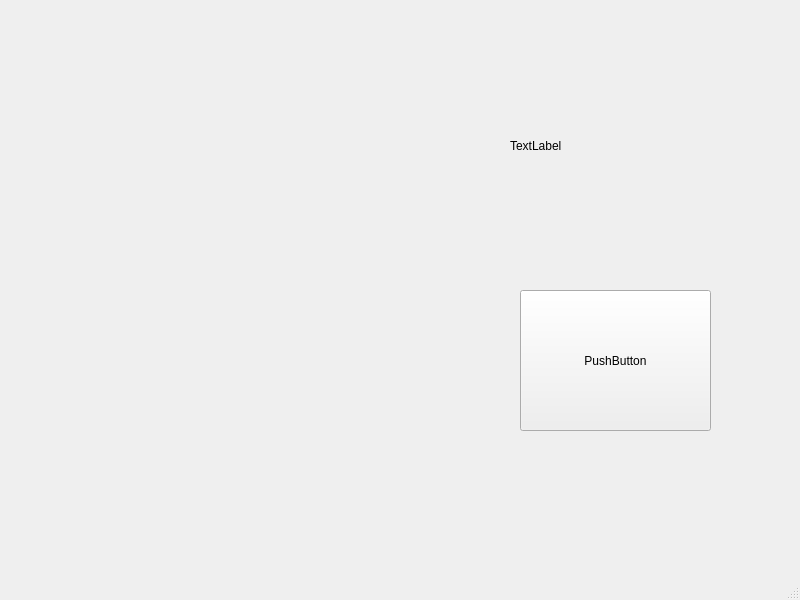
Before: the Qt Designer form MainWindow.ui in University-of-Utah-CS3505/a9-edu-app-ahuo2003, drawn with Qt 5.
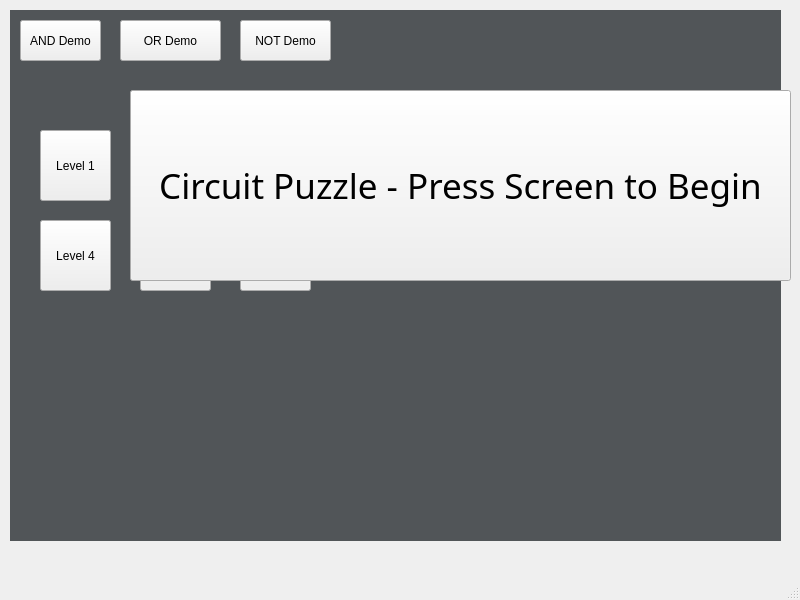
After: the same form once the commit is applied. Custom widgets are drawn as their Qt base class.

The edit to the form file:
```diff
--- a/MainWindow.ui
+++ b/MainWindow.ui
@@ -13,41 +13,300 @@
   <property name="windowTitle">
    <string>MainWindow</string>
   </property>
+  <property name="autoFillBackground">
+   <bool>true</bool>
+  </property>
   <widget class="QWidget" name="centralwidget">
    <widget class="SceneWidget" name="widget" native="true">
     <property name="geometry">
      <rect>
-      <x>40</x>
-      <y>50</y>
-      <width>421</width>
-      <height>401</height>
+      <x>10</x>
+      <y>10</y>
+      <width>771</width>
+      <height>531</height>
      </rect>
     </property>
+    <property name="palette">
+     <palette>
+      <active>
+       <colorrole role="Mid">
+        <brush brushstyle="SolidPattern">
+         <color alpha="255">
+          <red>85</red>
+          <green>85</green>
+          <blue>127</blue>
+         </color>
+        </brush>
+       </colorrole>
+       <colorrole role="BrightText">
+        <brush brushstyle="SolidPattern">
+         <color alpha="255">
+          <red>15</red>
+          <green>39</green>
+          <blue>255</blue>
+         </color>
+        </brush>
+       </colorrole>
+       <colorrole role="Window">
+        <brush brushstyle="SolidPattern">
+         <color alpha="255">
+          <red>81</red>
+          <green>85</green>
+          <blue>88</blue>
+         </color>
+        </brush>
+       </colorrole>
+       <colorrole role="Highlight">
+        <brush brushstyle="SolidPattern">
+         <color alpha="255">
+          <red>255</red>
+          <green>0</green>
+          <blue>4</blue>
+         </color>
+        </brush>
+       </colorrole>
+      </active>
+      <inactive>
+       <colorrole role="Mid">
+        <brush brushstyle="SolidPattern">
+         <color alpha="255">
+          <red>85</red>
+          <green>85</green>
+          <blue>127</blue>
+         </color>
+        </brush>
+       </colorrole>
+       <colorrole role="BrightText">
+        <brush brushstyle="SolidPattern">
+         <color alpha="255">
+          <red>15</red>
+          <green>39</green>
+          <blue>255</blue>
+         </color>
+        </brush>
+       </colorrole>
+       <colorrole role="Window">
+        <brush brushstyle="SolidPattern">
+         <color alpha="255">
+          <red>81</red>
+          <green>85</green>
+          <blue>88</blue>
+         </color>
+        </brush>
+       </colorrole>
+       <colorrole role="Highlight">
+        <brush brushstyle="SolidPattern">
+         <color alpha="255">
+          <red>255</red>
+          <green>0</green>
+          <blue>4</blue>
+         </color>
+        </brush>
+       </colorrole>
+      </inactive>
+      <disabled>
+       <colorrole role="Mid">
+        <brush brushstyle="SolidPattern">
+         <color alpha="255">
+          <red>85</red>
+          <green>85</green>
+          <blue>127</blue>
+         </color>
+        </brush>
+       </colorrole>
+       <colorrole role="BrightText">
+        <brush brushstyle="SolidPattern">
+         <color alpha="255">
+          <red>15</red>
+          <green>39</green>
+          <blue>255</blue>
+         </color>
+        </brush>
+       </colorrole>
+       <colorrole role="Base">
+        <brush brushstyle="SolidPattern">
+         <color alpha="255">
+          <red>81</red>
+          <green>85</green>
+          <blue>88</blue>
+         </color>
+        </brush>
+       </colorrole>
+       <colorrole role="Window">
+        <brush brushstyle="SolidPattern">
+         <color alpha="255">
+          <red>81</red>
+          <green>85</green>
+          <blue>88</blue>
+         </color>
+        </brush>
+       </colorrole>
+       <colorrole role="Highlight">
+        <brush brushstyle="SolidPattern">
+         <color alpha="255">
+          <red>255</red>
+          <green>0</green>
+          <blue>4</blue>
+         </color>
+        </brush>
+       </colorrole>
+      </disabled>
+     </palette>
+    </property>
+    <property name="autoFillBackground">
+     <bool>true</bool>
+    </property>
+    <property name="styleSheet">
+     <string notr="true">selection-background-color: rgb(255, 0, 4);</string>
+    </property>
+    <widget class="QPushButton" name="andDemo">
+     <property name="geometry">
+      <rect>
+       <x>10</x>
+       <y>10</y>
+       <width>81</width>
+       <height>41</height>
+      </rect>
+     </property>
+     <property name="text">
+      <string>AND Demo</string>
+     </property>
+    </widget>
+    <widget class="QPushButton" name="orDemo">
+     <property name="geometry">
+      <rect>
+       <x>110</x>
+       <y>10</y>
+       <width>101</width>
+       <height>41</height>
+      </rect>
+     </property>
+     <property name="text">
+      <string>OR Demo</string>
+     </property>
+    </widget>
+    <widget class="QPushButton" name="notDemo">
+     <property name="geometry">
+      <rect>
+       <x>230</x>
+       <y>10</y>
+       <width>91</width>
+       <height>41</height>
+      </rect>
+     </property>
+     <property name="text">
+      <string>NOT Demo</string>
+     </property>
+    </widget>
+    <widget class="QPushButton" name="levelOne">
+     <property name="geometry">
+      <rect>
+       <x>30</x>
+       <y>120</y>
+       <width>71</width>
+       <height>71</height>
+      </rect>
+     </property>
+     <property name="text">
+      <string>Level 1</string>
+     </property>
+    </widget>
+    <widget class="QPushButton" name="levelTwo">
+     <property name="geometry">
+      <rect>
+       <x>130</x>
+       <y>120</y>
+       <width>71</width>
+       <height>71</height>
+      </rect>
+     </property>
+     <property name="text">
+      <string>Level 2</string>
+     </property>
+    </widget>
+    <widget class="QPushButton" name="levelThree">
+     <property name="geometry">
+      <rect>
+       <x>230</x>
+       <y>120</y>
+       <width>71</width>
+       <height>71</height>
+      </rect>
+     </property>
+     <property name="text">
+      <string>Level 3</string>
+     </property>
+    </widget>
+    <widget class="QPushButton" name="levelFour">
+     <property name="geometry">
+      <rect>
+       <x>30</x>
+       <y>210</y>
+       <width>71</width>
+       <height>71</height>
+      </rect>
+     </property>
+     <property name="text">
+      <string>Level 4</string>
+     </property>
+    </widget>
+    <widget class="QPushButton" name="levelFive">
+     <property name="geometry">
+      <rect>
+       <x>130</x>
+       <y>210</y>
+       <width>71</width>
+       <height>71</height>
+      </rect>
+     </property>
+     <property name="text">
+      <string>Level 5</string>
+     </property>
+    </widget>
+    <widget class="QPushButton" name="finalTest">
+     <property name="geometry">
+      <rect>
+       <x>230</x>
+       <y>210</y>
+       <width>71</width>
+       <height>71</height>
+      </rect>
+     </property>
+     <property name="text">
+      <string>Final Test</string>
+     </property>
+    </widget>
    </widget>
    <widget class="Canvas" name="circuitCanvas">
     <property name="geometry">
      <rect>
-      <x>510</x>
-      <y>20</y>
-      <width>261</width>
-      <height>251</height>
+      <x>130</x>
+      <y>80</y>
+      <width>511</width>
+      <height>371</height>
      </rect>
     </property>
     <property name="text">
-     <string>TextLabel</string>
+     <string/>
     </property>
    </widget>
    <widget class="QPushButton" name="testStart">
     <property name="geometry">
      <rect>
-      <x>520</x>
-      <y>290</y>
-      <width>191</width>
-      <height>141</height>
+      <x>130</x>
+      <y>90</y>
+      <width>661</width>
+      <height>191</height>
      </rect>
     </property>
+    <property name="font">
+     <font>
+      <family>Ink Free</family>
+      <pointsize>26</pointsize>
+     </font>
+    </property>
     <property name="text">
-     <string>PushButton</string>
+     <string>Circuit Puzzle - Press Screen to Begin</string>
     </property>
    </widget>
   </widget>
@@ -64,17 +323,17 @@
   <widget class="QStatusBar" name="statusbar"/>
  </widget>
  <customwidgets>
+  <customwidget>
+   <class>Canvas</class>
+   <extends>QLabel</extends>
+   <header>Canvas.h</header>
+  </customwidget>
   <customwidget>
    <class>SceneWidget</class>
    <extends>QWidget</extends>
    <header>SceneWidget.h</header>
    <container>1</container>
   </customwidget>
-  <customwidget>
-   <class>Canvas</class>
-   <extends>QLabel</extends>
-   <header>Canvas.h</header>
-  </customwidget>
  </customwidgets>
  <resources/>
  <connections/>
```
Left out of the diff: 3 changed lines with no effect on the pictures.
